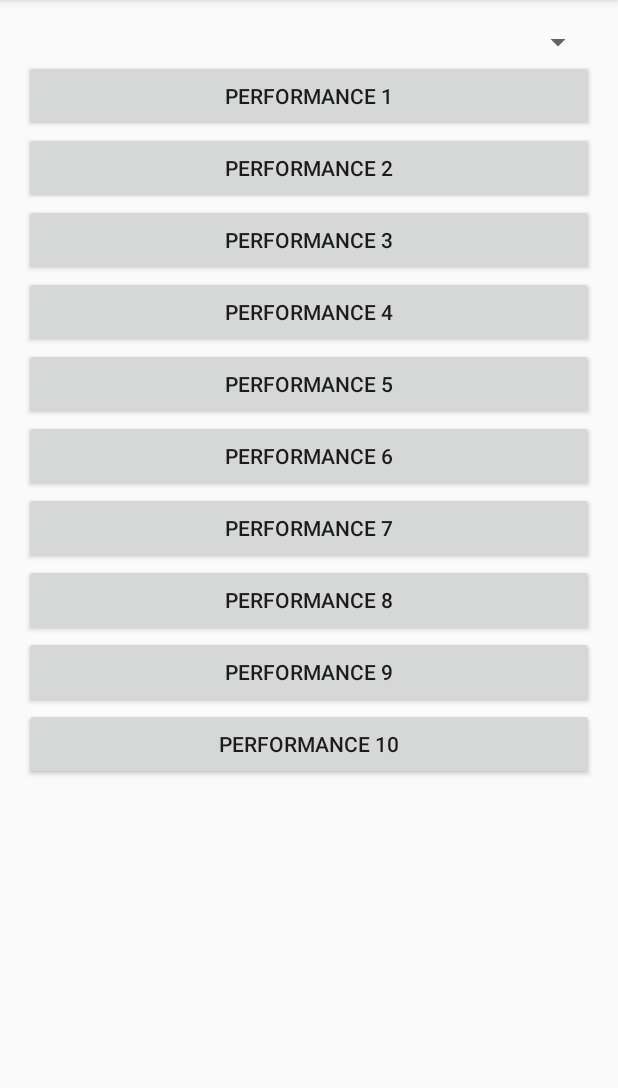
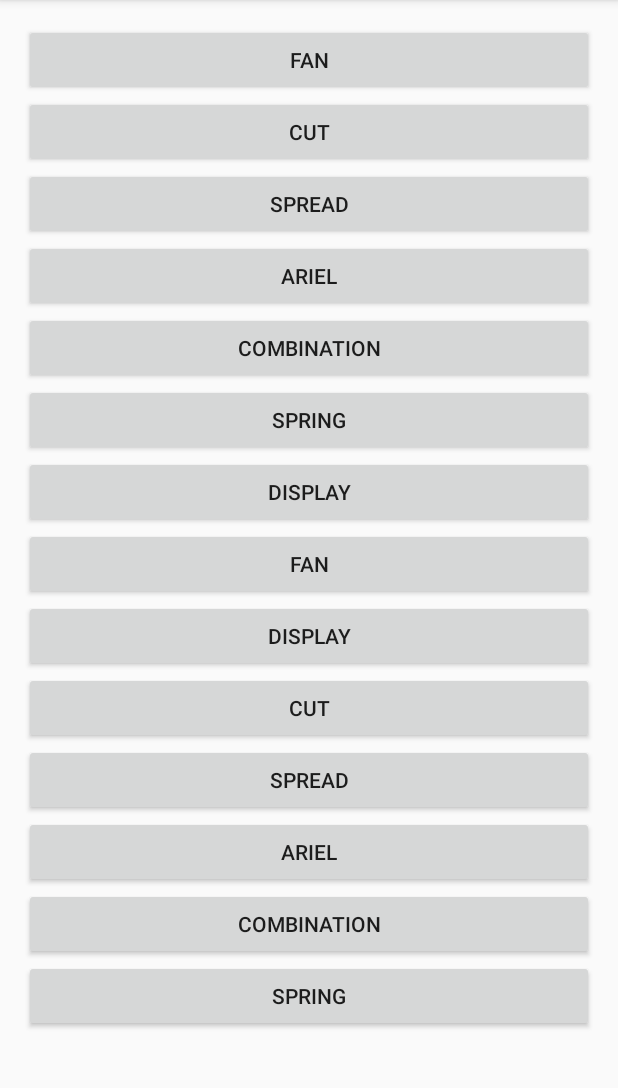
Before and after one commit to marcusshepp/fooie, an Android app: the screen it shows after launch (MainActivity), on a phone screen of 412 x 824 dp, the part 84-1172 px from its top. Run offline under Robolectric (Android 15) with nearby library versions, the phone set to English and light mode, and no system bars.

Commit message:
got move loads category json and displays buttons for them.

```diff
--- a/android/GotMoves/app/build.gradle
+++ b/android/GotMoves/app/build.gradle
@@ -24,6 +24,5 @@ dependencies {
     testCompile 'junit:junit:4.12'
     compile 'com.android.support:appcompat-v7:24.2.0'
     compile 'com.android.support:design:24.2.0'
-    compile files('libs/json-simple-1.1.1.jar')
-    compile files('libs/unirest-java-1.4.9.jar')
+    compile files('libs/gson-2.8.0.jar')
 }
--- a/android/GotMoves/app/src/main/java/com/marcusshep/gotmoves/MainActivity.java
+++ b/android/GotMoves/app/src/main/java/com/marcusshep/gotmoves/MainActivity.java
@@ -3,31 +3,74 @@ package com.marcusshep.gotmoves;
 import android.support.v7.app.AppCompatActivity;
 import android.os.Bundle;
 import android.util.Log;
+import android.widget.Button;
+import android.widget.LinearLayout;
 
-import com.mashape.unirest.http.Unirest;
-import com.mashape.unirest.http.exceptions.UnirestException;
+import com.google.gson.Gson;
+import com.google.gson.reflect.TypeToken;
 
-import org.json.simple.parser.JSONParser;
-
+import java.io.IOException;
 import java.io.InputStream;
 import java.net.URL;
 import java.net.URLConnection;
+import java.util.ArrayList;
+import java.util.List;
+
 
 public class MainActivity extends AppCompatActivity {
+
+    public class Category {
+        String date_created;
+        String description;
+        String name;
+    }
+
 
     @Override
     protected void onCreate(Bundle savedInstanceState) {
         super.onCreate(savedInstanceState);
         setContentView(R.layout.activity_main);
-
-        String urlString = "https://jsonplaceholder.typicode.com/posts/1";
-        try {
-            Unirest.get(urlString).asJson();
-        } catch (UnirestException e) {
-            e.printStackTrace();
+        Log.d("FOOOO", this.load_json());
+        ArrayList<Category> categories = this.categories();
+        int cate_length = categories.size();
+        LinearLayout layout = (LinearLayout) findViewById(R.id.layout);
+        Button[] category_btns = new Button[cate_length];
+        int i = 0;
+        for(Category c : categories){
+            category_btns[i] = new Button(this);
+            category_btns[i].setText(c.name);
+            layout.addView(category_btns[i]);
+            i++;
         }
     }
 
+    public String load_json(){
+        String json = null;
+        try{
+            InputStream is = this.getAssets().open("categories.json");
+            int size = is.available();
+            byte[] buffer = new byte[size];
+            is.read(buffer);
+            is.close();
+            json = new String(buffer, "UTF-8");
+        }catch(IOException e){
+            e.printStackTrace();
+            return null;
+        }
+        return json;
+    }
 
+    public ArrayList<Category> categories(){
+        String json = this.load_json();
+        Gson gson = new Gson();
+        ArrayList<Category> categories = null;
+        try{
+            categories = gson.fromJson(json, new TypeToken<List<Category>>(){}.getType());
+            Log.d("CATEGORIES: ", categories.toString());
+        } catch (Exception e){
+            e.printStackTrace();
+        }
+        return categories;
+    }
 
 }
--- a/android/GotMoves/app/src/main/res/layout/activity_main.xml
+++ b/android/GotMoves/app/src/main/res/layout/activity_main.xml
@@ -10,76 +10,13 @@
     tools:context="com.marcusshep.gotmoves.MainActivity">
 
     <LinearLayout
+        android:id="@+id/layout"
         android:orientation="vertical"
         android:layout_width="match_parent"
         android:layout_height="match_parent"
         android:layout_alignParentTop="true"
         android:layout_alignParentStart="true">
 
-        <Spinner
-            android:layout_width="match_parent"
-            android:layout_height="wrap_content"
-            android:id="@+id/select_move"
-            android:layout_gravity="center_horizontal" />
 
-        <Button
-            android:layout_width="match_parent"
-            android:layout_height="wrap_content"
-            android:text="Performance 1"
-            android:id="@+id/button" />
-
-        <Button
-            android:layout_width="match_parent"
-            android:layout_height="wrap_content"
-            android:text="Performance 2"
-            android:id="@+id/button2" />
-
-        <Button
-            android:layout_width="match_parent"
-            android:layout_height="wrap_content"
-            android:text="Performance 3"
-            android:id="@+id/button3" />
-
-        <Button
-            android:layout_width="match_parent"
-            android:layout_height="wrap_content"
-            android:text="Performance 4"
-            android:id="@+id/button4" />
-
-        <Button
-            android:layout_width="match_parent"
-            android:layout_height="wrap_content"
-            android:text="Performance 5"
-            android:id="@+id/button5" />
-
-        <Button
-            android:layout_width="match_parent"
-            android:layout_height="wrap_content"
-            android:text="Performance 6"
-            android:id="@+id/button6" />
-
-        <Button
-            android:layout_width="match_parent"
-            android:layout_height="wrap_content"
-            android:text="Performance 7"
-            android:id="@+id/button7" />
-
-        <Button
-            android:layout_width="match_parent"
-            android:layout_height="wrap_content"
-            android:text="Performance 8"
-            android:id="@+id/button8" />
-
-        <Button
-            android:layout_width="match_parent"
-            android:layout_height="wrap_content"
-            android:text="Performance 9"
-            android:id="@+id/button9" />
-
-        <Button
-            android:layout_width="match_parent"
-            android:layout_height="wrap_content"
-            android:text="Performance 10"
-            android:id="@+id/button10" />
     </LinearLayout>
 </RelativeLayout>
```
Also changed, not shown: android/GotMoves/app/src/main/assets/categories.json (added, +182 -0 lines), android/GotMoves/app/src/main/assets/json.json (added, +1 -0 lines), android/GotMoves/app/libs/gson-2.8.0.jar (added), android/GotMoves/app/libs/json-simple-1.1.1.jar (deleted), android/GotMoves/app/libs/unirest-java-1.4.9.jar (deleted).
